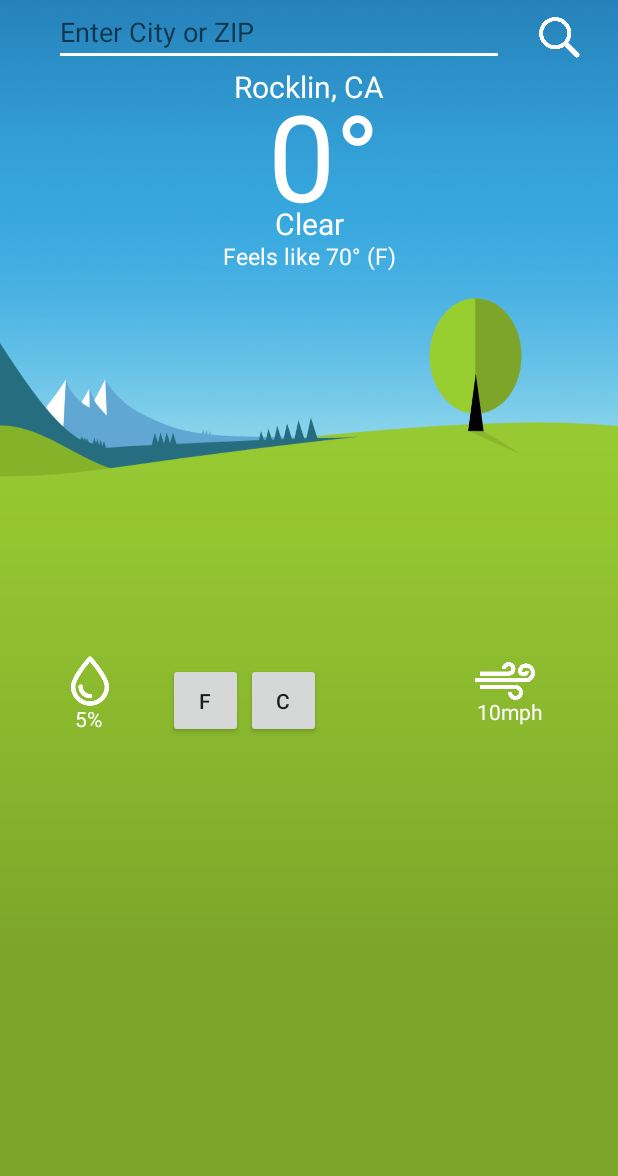
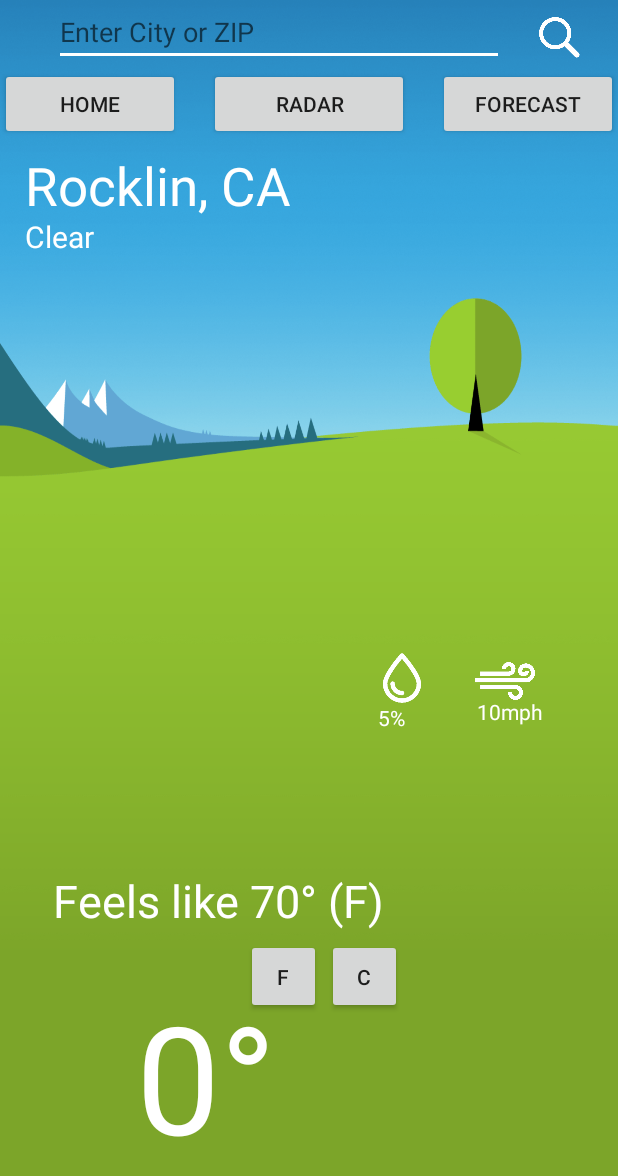
Before and after one commit to dominicaq/AndroidweatherApp, an Android app: the screen it shows after launch (MainActivity), on a phone screen of 412 x 824 dp. Shown: the top 1176 px of the screen. Run offline under Robolectric (Android 15) with nearby library versions, the phone set to English and light mode, and no system bars; 13 statements that could not run were skipped.

Commit message:
activies updated to hold tabs, home view changed

```diff
--- a/app/src/main/res/layout/activity_main.xml
+++ b/app/src/main/res/layout/activity_main.xml
@@ -10,11 +10,44 @@
     >
 
     <Button
+        android:id="@+id/button9"
+        android:layout_width="120dp"
+        android:layout_height="wrap_content"
+        android:layout_marginTop="45dp"
+        android:onClick="openForecast"
+        android:text="Forecast"
+        app:layout_constraintEnd_toEndOf="parent"
+        app:layout_constraintTop_toTopOf="parent" />
+
+    <Button
+        android:id="@+id/button10"
+        android:layout_width="133dp"
+        android:layout_height="wrap_content"
+        android:layout_marginEnd="8dp"
+        android:layout_marginStart="8dp"
+        android:layout_marginTop="45dp"
+        android:onClick="openRadar"
+        android:text="Radar"
+        app:layout_constraintEnd_toEndOf="parent"
+        app:layout_constraintStart_toStartOf="parent"
+        app:layout_constraintTop_toTopOf="parent" />
+
+    <Button
+        android:id="@+id/button11"
+        android:layout_width="120dp"
+        android:layout_height="wrap_content"
+        android:layout_marginTop="45dp"
+        android:onClick="openHome"
+        android:text="Home"
+        app:layout_constraintStart_toStartOf="parent"
+        app:layout_constraintTop_toTopOf="parent" />
+
+    <Button
         android:id="@+id/button3"
         android:layout_width="50dp"
         android:layout_height="50dp"
-        android:layout_marginBottom="332dp"
-        android:layout_marginStart="112dp"
+        android:layout_marginBottom="148dp"
+        android:layout_marginStart="164dp"
         android:onClick="convertActionF"
         android:text="F"
         app:layout_constraintBottom_toBottomOf="parent"
@@ -24,30 +57,26 @@
         android:id="@+id/weatherNumber"
         android:layout_width="wrap_content"
         android:layout_height="wrap_content"
-        android:layout_marginEnd="8dp"
-        android:layout_marginStart="28dp"
-        android:layout_marginTop="50dp"
+        android:layout_marginBottom="40dp"
+        android:layout_marginEnd="228dp"
         android:text="@string/_86"
         android:textAlignment="textStart"
         android:textColor="@android:color/white"
-        android:textSize="80sp"
-        app:layout_constraintEnd_toEndOf="parent"
-        app:layout_constraintStart_toStartOf="parent"
-        app:layout_constraintTop_toTopOf="parent" />
+        android:textSize="100sp"
+        app:layout_constraintBottom_toBottomOf="parent"
+        app:layout_constraintEnd_toEndOf="parent" />
 
     <TextView
         android:id="@+id/weatherFeel"
         android:layout_width="wrap_content"
         android:layout_height="wrap_content"
-        android:layout_marginEnd="80dp"
-        android:layout_marginStart="80dp"
-        android:layout_marginTop="160dp"
+        android:layout_marginEnd="156dp"
+        android:layout_marginTop="580dp"
         android:text="@string/feels_like_70_f"
         android:textAlignment="center"
         android:textColor="@android:color/white"
-        android:textSize="15sp"
+        android:textSize="30sp"
         app:layout_constraintEnd_toEndOf="parent"
-        app:layout_constraintStart_toStartOf="parent"
         app:layout_constraintTop_toTopOf="parent" />
 
     <TextView
@@ -56,12 +85,13 @@
         android:layout_height="wrap_content"
         android:layout_marginEnd="8dp"
         android:layout_marginStart="8dp"
-        android:layout_marginTop="44dp"
+        android:layout_marginTop="100dp"
         android:text="Rocklin, CA"
         android:textAlignment="center"
         android:textColor="@android:color/white"
-        android:textSize="20sp"
+        android:textSize="35sp"
         app:layout_constraintEnd_toEndOf="parent"
+        app:layout_constraintHorizontal_bias="0.041"
         app:layout_constraintStart_toStartOf="parent"
         app:layout_constraintTop_toTopOf="parent" />
 
@@ -69,8 +99,8 @@
         android:id="@+id/weatherImage"
         android:layout_width="90dp"
         android:layout_height="90dp"
-        android:layout_marginEnd="55dp"
-        android:layout_marginTop="75dp"
+        android:layout_marginEnd="152dp"
+        android:layout_marginTop="508dp"
         android:contentDescription="@string/weather_image"
         app:layout_constraintEnd_toEndOf="parent"
         app:layout_constraintTop_toTopOf="parent"
@@ -107,8 +137,8 @@
         android:id="@+id/weatherRain"
         android:layout_width="wrap_content"
         android:layout_height="wrap_content"
-        android:layout_marginBottom="335dp"
-        android:layout_marginStart="50dp"
+        android:layout_marginBottom="336dp"
+        android:layout_marginStart="252dp"
         android:text="5%"
         android:textColor="@android:color/white"
         app:layout_constraintBottom_toBottomOf="parent"
@@ -139,8 +169,8 @@
         android:id="@+id/imageView4"
         android:layout_width="40dp"
         android:layout_height="40dp"
-        android:layout_marginBottom="350dp"
-        android:layout_marginStart="40dp"
+        android:layout_marginBottom="352dp"
+        android:layout_marginStart="248dp"
         app:layout_constraintBottom_toBottomOf="parent"
         app:layout_constraintStart_toStartOf="parent"
         app:srcCompat="@drawable/raindrop" />
@@ -151,11 +181,12 @@
         android:layout_height="wrap_content"
         android:layout_marginEnd="8dp"
         android:layout_marginStart="8dp"
-        android:layout_marginTop="135dp"
+        android:layout_marginTop="144dp"
         android:text="Clear"
         android:textColor="@android:color/white"
         android:textSize="20sp"
         app:layout_constraintEnd_toEndOf="parent"
+        app:layout_constraintHorizontal_bias="0.024"
         app:layout_constraintStart_toStartOf="parent"
         app:layout_constraintTop_toTopOf="parent" />
 
@@ -163,11 +194,11 @@
         android:id="@+id/button2"
         android:layout_width="50dp"
         android:layout_height="50dp"
-        android:layout_marginBottom="332dp"
-        android:layout_marginStart="164dp"
+        android:layout_marginBottom="148dp"
+        android:layout_marginStart="4dp"
         android:onClick="convertActionC"
         android:text="C"
         app:layout_constraintBottom_toBottomOf="parent"
-        app:layout_constraintStart_toStartOf="parent" />
+        app:layout_constraintStart_toEndOf="@+id/button3" />
 
 </android.support.constraint.ConstraintLayout>
--- a/app/src/main/res/layout/forecast_activity.xml
+++ b/app/src/main/res/layout/forecast_activity.xml
@@ -10,7 +10,7 @@
         android:id="@+id/button6"
         android:layout_width="120dp"
         android:layout_height="wrap_content"
-        android:layout_marginTop="24dp"
+        android:layout_marginTop="45dp"
         android:onClick="openForecast"
         android:text="Forecast"
         app:layout_constraintEnd_toEndOf="parent"
@@ -22,7 +22,7 @@
         android:layout_height="wrap_content"
         android:layout_marginEnd="8dp"
         android:layout_marginStart="8dp"
-        android:layout_marginTop="24dp"
+        android:layout_marginTop="45dp"
         android:onClick="openRadar"
         android:text="Radar"
         app:layout_constraintEnd_toEndOf="parent"
@@ -138,7 +138,7 @@
         android:id="@+id/button4"
         android:layout_width="120dp"
         android:layout_height="wrap_content"
-        android:layout_marginTop="24dp"
+        android:layout_marginTop="45dp"
         android:onClick="openHome"
         android:text="Home"
         app:layout_constraintStart_toStartOf="parent"
```
Also changed, not shown: app/src/main/res/layout/radar_activity.xml (+35 -1 lines).
